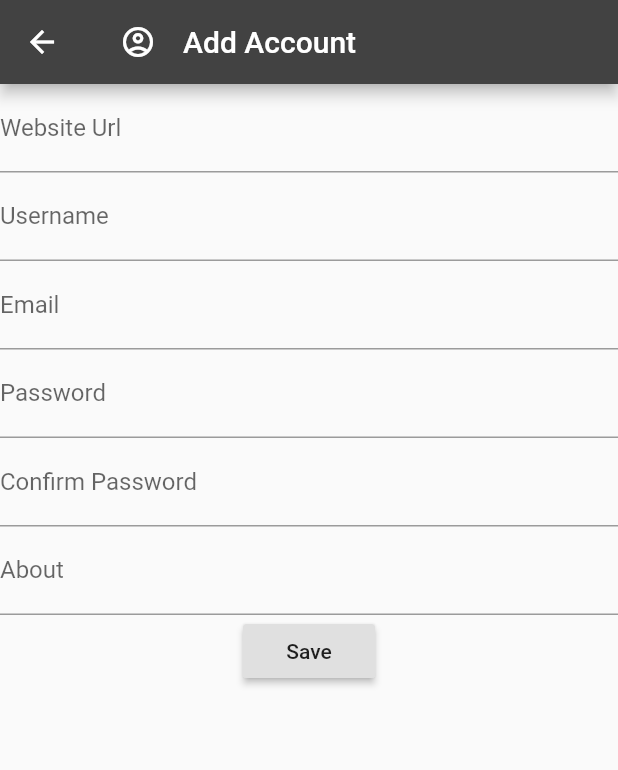
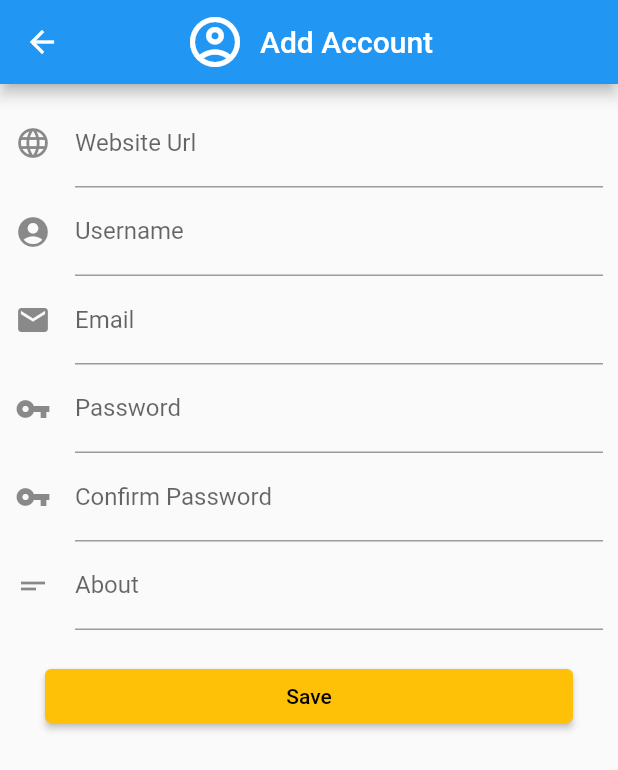
Before and after one commit to nsdahile/password-manager, a Flutter app: the AddAccountScreen screen opened by its route, on a phone screen of 412 x 824 dp. Shown: the top 770 px of the screen. Run offline on Flutter 3.47's test engine with Material 2 defaults, Android fonts, the phone set to English and light mode, and no system bars; our stand-ins replace cached_network_image, csv, permission_handler, sqflite; missing offline and left inert: clipboard, favicon, filesystem_picker, flutter_document_picker; accounts and stored records are empty.

Commit message:
Ui updated

```diff
--- a/lib/screens/export_backup_screen.dart
+++ b/lib/screens/export_backup_screen.dart
@@ -34,6 +34,11 @@ class _ExportBackupScreenBodyState extends State<ExportBackupScreenBody> {
   @override
   Widget build(BuildContext context) {
     return Card(
+      child: Padding(
+        padding: const EdgeInsets.symmetric(
+          vertical: 15,
+          horizontal: 15,
+        ),
         child: Column(
           mainAxisSize: MainAxisSize.min,
           crossAxisAlignment: CrossAxisAlignment.stretch,
@@ -48,6 +53,7 @@ class _ExportBackupScreenBodyState extends State<ExportBackupScreenBody> {
               child: Text('Export Backup'),
             ),
           ],
+        ),
       ),
     );
   }
--- a/lib/widgets/account_image.dart
+++ b/lib/widgets/account_image.dart
@@ -25,7 +25,7 @@ class AccountImage extends StatelessWidget {
   Icon get accountIcon {
     return Icon(
       Icons.account_circle_outlined,
-      color: Colors.white,
+      size: 40,
     );
   }
 }
--- a/lib/widgets/add_account_screen/add_account_form.dart
+++ b/lib/widgets/add_account_screen/add_account_form.dart
@@ -11,25 +11,42 @@ class AddAccountFrom extends StatefulWidget {
 class _AddAccountFromState extends State<AddAccountFrom> {
   final formKey = GlobalKey<FormState>();
   final passwordControler = TextEditingController();
+  final websiteUrlControler = TextEditingController();
+  var tryedToSetImage = false;
   String url;
   String username;
   String email;
   String about;
 
   @override
+  void dispose() {
+    passwordControler.dispose();
+    websiteUrlControler.dispose();
+    super.dispose();
+  }
+
+  @override
   Widget build(BuildContext context) {
     return Form(
       key: formKey,
+      child: Padding(
+        padding: const EdgeInsets.all(10.0),
         child: SingleChildScrollView(
           child: Column(
+            crossAxisAlignment: CrossAxisAlignment.stretch,
             children: [
               TextFormField(
                 decoration: InputDecoration(
                   labelText: 'Website Url',
+                  icon: Icon(Icons.language),
                 ),
+                controller: websiteUrlControler,
                 keyboardType: TextInputType.url,
                 textInputAction: TextInputAction.next,
-              onFieldSubmitted: (value) => widget.setAccountIcon(value),
+                onFieldSubmitted: (value) {
+                  tryedToSetImage = true;
+                  widget.setAccountIcon(value);
+                },
                 validator: (value) {
                   if (value.isEmpty) return null;
                   if (!value.contains('.')) return "Please enter valid url";
@@ -38,13 +55,19 @@ class _AddAccountFromState extends State<AddAccountFrom> {
                 onSaved: (newValue) => url = newValue.trim(),
               ),
               TextFormField(
-              decoration: InputDecoration(labelText: 'Username'),
+                decoration: InputDecoration(
+                  labelText: 'Username',
+                  icon: Icon(Icons.account_circle),
+                ),
                 keyboardType: TextInputType.text,
                 textInputAction: TextInputAction.next,
                 onSaved: (newValue) => username = newValue.trim(),
               ),
               TextFormField(
-              decoration: InputDecoration(labelText: 'Email'),
+                decoration: InputDecoration(
+                  labelText: 'Email',
+                  icon: Icon(Icons.email),
+                ),
                 keyboardType: TextInputType.emailAddress,
                 textInputAction: TextInputAction.next,
                 validator: (value) {
@@ -56,14 +79,20 @@ class _AddAccountFromState extends State<AddAccountFrom> {
                 onSaved: (newValue) => email = newValue,
               ),
               TextFormField(
-              decoration: InputDecoration(labelText: 'Password'),
+                decoration: InputDecoration(
+                  labelText: 'Password',
+                  icon: Icon(Icons.vpn_key),
+                ),
                 keyboardType: TextInputType.text,
                 textInputAction: TextInputAction.next,
                 obscureText: true,
                 controller: passwordControler,
               ),
               TextFormField(
-              decoration: InputDecoration(labelText: 'Confirm Password'),
+                decoration: InputDecoration(
+                  labelText: 'Confirm Password',
+                  icon: Icon(Icons.vpn_key),
+                ),
                 keyboardType: TextInputType.text,
                 textInputAction: TextInputAction.next,
                 obscureText: true,
@@ -74,11 +103,18 @@ class _AddAccountFromState extends State<AddAccountFrom> {
                 },
               ),
               TextFormField(
-              decoration: InputDecoration(labelText: 'About'),
+                decoration: InputDecoration(
+                  labelText: 'About',
+                  icon: Icon(Icons.short_text),
+                ),
                 onSaved: (newValue) => about = newValue,
               ),
-            RaisedButton(child: Text('Save'), onPressed: save)
+              Padding(
+                padding: const EdgeInsets.all(20.0),
+                child: RaisedButton(child: Text('Save'), onPressed: save),
+              ),
             ],
+          ),
         ),
       ),
     );
@@ -105,6 +141,9 @@ class _AddAccountFromState extends State<AddAccountFrom> {
           ),
         );
         return;
+      }
+      if (!tryedToSetImage) {
+        await widget.setAccountIcon(websiteUrlControler.text);
       }
       try {
         await widget.saveAccount(
--- a/lib/widgets/list_accout_screen/dismissible_background.dart
+++ b/lib/widgets/list_accout_screen/dismissible_background.dart
@@ -22,7 +22,11 @@ class DismissibleBackground extends StatelessWidget {
     return Container(
       padding: const EdgeInsets.all(8.0),
       margin: const EdgeInsets.symmetric(horizontal: 10),
-      child: Icon(Icons.delete_forever_sharp, size: 30, color: Colors.white70),
+      child: Icon(
+        Icons.delete,
+        size: 30,
+        color: Colors.white70,
+      ),
     );
   }
 }
```
Also changed, not shown: lib/main.dart (+17 -3 lines), lib/screens/import_backup_screen.dart (+8 -0 lines), lib/widgets/drawer.dart (+23 -8 lines), lib/widgets/info_tile.dart (+19 -3 lines), lib/widgets/list_accout_screen/account_tile.dart (+7 -1 lines), lib/widgets/passwordtile.dart (+7 -1 lines), pubspec.yaml (+13 -2 lines), assets/fonts/Lobster-Regular.ttf (added), assets/fonts/OpenSans-Bold.ttf (added), assets/fonts/OpenSans-Regular.ttf (added), pubspec.lock. Lines whose indentation alone changed are shown as unchanged.
